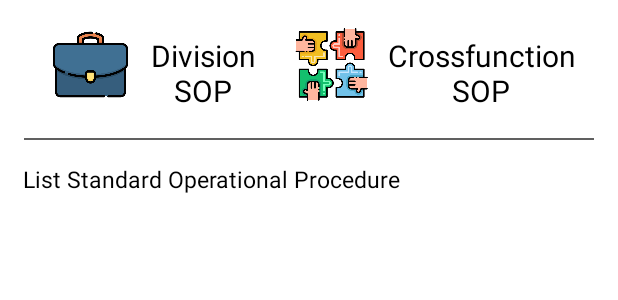
After one commit to jojobejo/maesa-grow-app-main, an Android app: the layout activity_standard_op.xml on its own in the app's theme, with its tools: preview values and no code run, on a phone screen of 412 x 824 dp. The commit adds this screen. Shown: the top 300 px of the screen. Run offline under Robolectric (Android 15) with nearby library versions, the phone set to English and light mode, and no system bars; network calls fail.

Commit message:
New Feature SOP

```diff
--- a/app/src/main/java/com/fauzighozali/mgamobile/api/ApiService.java
+++ b/app/src/main/java/com/fauzighozali/mgamobile/api/ApiService.java
@@ -8,6 +8,7 @@ import com.fauzighozali.mgamobile.model.GetResponseDetailUser;
 import com.fauzighozali.mgamobile.model.GetResponseInbox;
 import com.fauzighozali.mgamobile.model.GetResponseLeaderboard;
 import com.fauzighozali.mgamobile.model.GetResponseMessage;
+import com.fauzighozali.mgamobile.model.GetResponseSopDivision;
 import com.fauzighozali.mgamobile.model.GetResponseToken;
 import com.fauzighozali.mgamobile.model.GetResponseVideo;
 
@@ -109,4 +110,8 @@ public interface ApiService {
             @Field("score") int score,
             @Field("pre_test") int pre_test
     );
+
+    @GET("mobile/sop_list")
+    Call<GetResponseSopDivision> getSopDivision();
+
 }
--- /dev/null
+++ b/app/src/main/res/layout/activity_standard_op.xml
@@ -0,0 +1,133 @@
+<?xml version="1.0" encoding="utf-8"?>
+<LinearLayout
+    xmlns:android="http://schemas.android.com/apk/res/android"
+    xmlns:app="http://schemas.android.com/apk/res-auto"
+    xmlns:tools="http://schemas.android.com/tools"
+    android:layout_width="match_parent"
+    android:layout_height="match_parent"
+    android:background="@color/white"
+    android:orientation="vertical"
+    tools:context=".activity.StandardOpActivity">
+
+    <RelativeLayout
+    android:layout_width="match_parent"
+    android:layout_height="wrap_content"
+    android:layout_margin="15dp"
+    android:orientation="horizontal">
+
+    <LinearLayout
+        android:id="@+id/linear_layout_Division_sop"
+        android:layout_width="180dp"
+        android:layout_height="wrap_content"
+        android:orientation="horizontal"
+        android:gravity="center">
+
+        <ImageView
+            android:layout_width="50dp"
+            android:layout_height="50dp"
+            android:src="@drawable/suitcase"/>
+
+        <TextView
+            android:layout_width="80dp"
+            android:layout_height="wrap_content"
+            android:text="Division SOP"
+            android:textColor="@color/black"
+            android:layout_marginLeft="10dp"
+            android:layout_marginTop="5dp"
+            android:textAlignment="center"
+            android:gravity="center_horizontal"
+            android:textSize="20sp" />
+
+    </LinearLayout>
+
+        <LinearLayout
+            android:id="@+id/linear_layout_Crossfunction_sop"
+            android:layout_width="250dp"
+            android:layout_height="wrap_content"
+            android:orientation="horizontal"
+            android:layout_toRightOf="@+id/linear_layout_Division_sop"
+            android:gravity="center">
+
+            <ImageView
+                android:layout_width="50dp"
+                android:layout_height="50dp"
+                android:src="@drawable/teamwork"/>
+
+            <TextView
+                android:layout_width="150dp"
+                android:layout_height="wrap_content"
+                android:text="Crossfunction SOP"
+                android:textColor="@color/black"
+                android:layout_marginTop="5dp"
+                android:textAlignment="center"
+                android:gravity="center_horizontal"
+                android:textSize="20sp" />
+
+        </LinearLayout>
+
+    </RelativeLayout>
+
+    <View
+        android:layout_width="380dp"
+        android:layout_height="1dp"
+        android:background="#606060"
+        android:layout_gravity="center"
+        android:layout_marginTop="5dp"/>
+
+    <RelativeLayout
+        android:layout_width="match_parent"
+        android:layout_height="wrap_content">
+
+        <TextView
+            android:layout_width="wrap_content"
+            android:layout_height="wrap_content"
+            android:layout_alignParentLeft="true"
+            android:layout_marginLeft="15dp"
+            android:layout_marginTop="15dp"
+            android:text="List Standard Operational Procedure"
+            android:textColor="@color/black"
+            android:textSize="15sp" />
+    </RelativeLayout>
+
+    <androidx.recyclerview.widget.RecyclerView
+        android:id="@+id/recycler_view_division_sop"
+        android:layout_width="match_parent"
+        android:layout_height="wrap_content"
+        android:layout_marginTop="10dp"
+        android:layout_marginLeft="15dp"
+        android:layout_marginRight="15dp"
+        android:layout_marginBottom="10dp"/>
+
+    <LinearLayout
+        android:id="@+id/linear_layout_empty_course"
+        android:layout_width="match_parent"
+        android:layout_height="match_parent"
+        android:layout_below="@id/app_bar"
+        android:orientation="vertical"
+        android:gravity="center"
+        android:visibility="gone">
+
+        <ImageView
+            android:layout_width="200dp"
+            android:layout_height="100dp"
+            android:src="@drawable/empty_course"/>
+
+        <TextView
+            android:layout_width="wrap_content"
+            android:layout_height="wrap_content"
+            android:text="Yah, lagi gak ada materi nih!"
+            android:textSize="15sp"
+            android:textColor="@color/black"
+            android:textStyle="bold"
+            android:layout_marginTop="20dp"/>
+
+        <TextView
+            android:layout_width="wrap_content"
+            android:layout_height="wrap_content"
+            android:text="Tunggu ya, ntar kita buatain"
+            android:textSize="13sp"
+            android:layout_marginTop="5dp"/>
+
+    </LinearLayout>
+
+</LinearLayout>
```
Also changed, not shown: app/src/main/AndroidManifest.xml (+7 -1 lines), app/src/main/java/com/fauzighozali/mgamobile/activity/StandardOpActivity.java (added, +98 -0 lines), app/src/main/java/com/fauzighozali/mgamobile/adapter/StandardProcedureAdapter.java (added, +73 -0 lines), app/src/main/java/com/fauzighozali/mgamobile/fragment/CrossfunctionStrandardFragment.java (deleted, +0 -22 lines), app/src/main/java/com/fauzighozali/mgamobile/fragment/DashboardFragment.java (+7 -1 lines), app/src/main/java/com/fauzighozali/mgamobile/fragment/StandardDivisionFragment.java (deleted, +0 -22 lines), app/src/main/java/com/fauzighozali/mgamobile/model/GetResponseSopDivision.java (added, +16 -0 lines), app/src/main/java/com/fauzighozali/mgamobile/model/Sop.java (added, +96 -0 lines), app/src/main/res/layout/activity_standard_procedure_adapter.xml (added, +60 -0 lines), app/src/main/res/layout/fragment_crossfunction_strandard.xml (deleted, +0 -16 lines), app/src/main/res/layout/fragment_dashboard.xml (+4 -4 lines), app/src/main/res/layout/fragment_standard_division.xml (deleted, +0 -17 lines), app/src/main/res/drawable-mdpi/suitcase.png (added), app/src/main/res/drawable-mdpi/teamwork.png (added).
